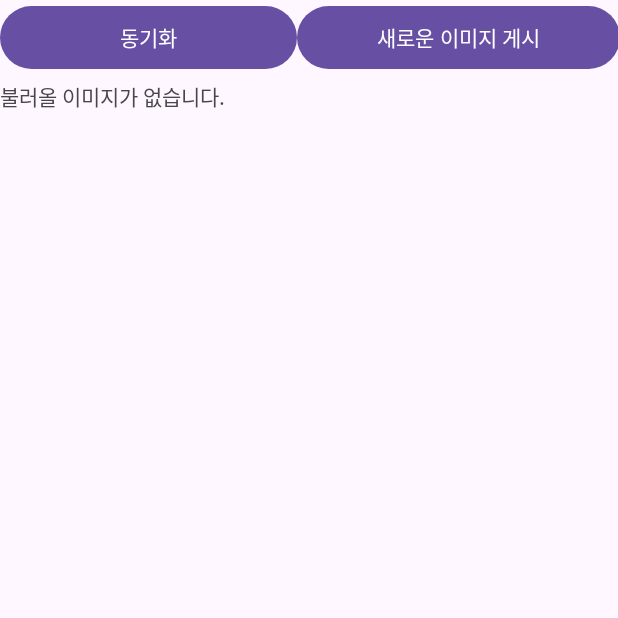
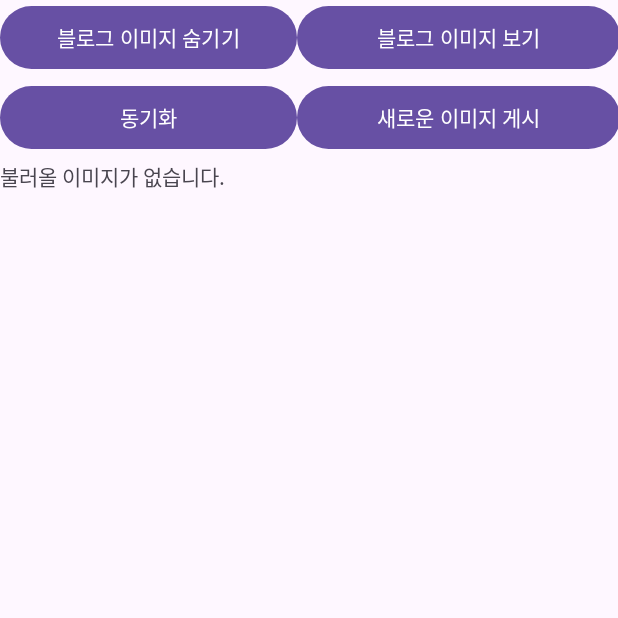
Before and after one commit to KoGyan/mobile_mid, an Android app: the screen it shows after launch (MainActivity), after a tap on "동기화", on a phone screen of 412 x 824 dp, the top half of it. Run offline under Robolectric (Android 15) with nearby library versions, the phone set to English and light mode, and no system bars.

Commit message:
add function

```diff
--- a/PhogoViewer/app/src/main/java/com/example/phogoviewer/MainActivity.java
+++ b/PhogoViewer/app/src/main/java/com/example/phogoviewer/MainActivity.java
@@ -38,6 +38,7 @@ public class MainActivity extends AppCompatActivity {
     private static final String API_URL = "http://10.0.2.2:8000/api_root/Post/"; // 서버 API 주소
     public myPictureView myPictureView;
     File[] imageFiles = new File[0];
+    private Button btnHide, btnShow;
 
     String imageFname;
     @Override
@@ -56,7 +57,8 @@ public class MainActivity extends AppCompatActivity {
         // 어댑터 초기화 및 RecyclerView에 설정
         adapter = new ImageAdapter(imageList);
         recyclerView.setAdapter(adapter);
-
+        btnHide = findViewById(R.id.imagehide);
+        btnShow = findViewById(R.id.imageseen);
         myPictureView = findViewById(R.id.myPictureView1);
 
         Button btnLoad = findViewById(R.id.btn_load);
@@ -80,6 +82,23 @@ public class MainActivity extends AppCompatActivity {
                     Toast.makeText(MainActivity.this, "이미지가 존재하지 않습니다.", Toast.LENGTH_SHORT).show();
                     Log.e("MainActivity", "이미지 파일이 없습니다: " + imageFile.getAbsolutePath());
                 }
+            }
+        });
+
+        btnHide.setOnClickListener(new View.OnClickListener() {
+            @Override
+            public void onClick(View v) {
+                recyclerView.setVisibility(View.GONE);
+                myPictureView.setVisibility(View.GONE);
+            }
+        });
+
+        // 이미지 보기 버튼 클릭 이벤트
+        btnShow.setOnClickListener(new View.OnClickListener() {
+            @Override
+            public void onClick(View v) {
+                recyclerView.setVisibility(View.VISIBLE);
+                myPictureView.setVisibility(View.VISIBLE);
             }
         });
     }
--- a/PhogoViewer/app/src/main/res/layout/activity_main.xml
+++ b/PhogoViewer/app/src/main/res/layout/activity_main.xml
@@ -7,12 +7,30 @@
     android:layout_height="match_parent"
     android:orientation="vertical"
     tools:context=".MainActivity">
+    <LinearLayout
+        android:id="@+id/buttonSet2"
+        android:layout_width="match_parent"
+        android:layout_height="53dp"
+        android:orientation="horizontal"
+        tools:ignore="MissingConstraints">
+        <Button
+            android:id="@+id/imagehide"
+            android:layout_width="198dp"
+            android:layout_height="50dp"
+            android:text="블로그 이미지 숨기기" />
+        <Button
+            android:id="@+id/imageseen"
+            android:layout_width="215dp"
+            android:layout_height="50dp"
+            android:text="블로그 이미지 보기" />
+    </LinearLayout>
 
     <LinearLayout
         android:id="@+id/buttonSet"
         android:layout_width="match_parent"
         android:layout_height="53dp"
         android:orientation="horizontal"
+        app:layout_constraintTop_toBottomOf="@id/buttonSet2"
         tools:ignore="MissingConstraints">
         <Button
             android:id="@+id/btn_load"
@@ -20,6 +38,7 @@
             android:layout_height="50dp"
             android:onClick="onClickDownload"
             android:text="동기화" />
+
         <Button
             android:id="@+id/btn_save"
             android:layout_width="215dp"
```
